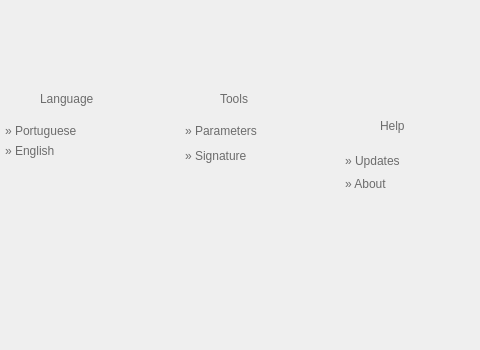
12019/svn.gov.pt, file _src/eidmw/eidgui/mainwnd.ui: the form before one commit; both pictures show x 260 to 740 and y 692 to 1042 of the 925 by 1042 pixel window.
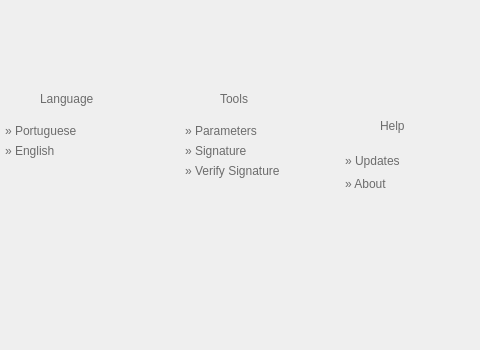
The form after the commit. Icons and pictures are not drawn.

Diff of the .ui file:
```diff
--- a/_src/eidmw/eidgui/mainwnd.ui
+++ b/_src/eidmw/eidgui/mainwnd.ui
@@ -2125,7 +2125,7 @@
      <property name="geometry">
       <rect>
        <x>15</x>
-       <y>70</y>
+       <y>65</y>
        <width>81</width>
        <height>17</height>
       </rect>
@@ -2139,6 +2139,24 @@
       <string>» Signature</string>
      </property>
     </widget>
+    <widget class="QLabel" name="lbl_menuTools_VerifySignature">
+     <property name="geometry">
+      <rect>
+       <x>15</x>
+       <y>85</y>
+       <width>111</width>
+       <height>17</height>
+      </rect>
+     </property>
+     <property name="styleSheet">
+      <string notr="true">background-image: url(:/images/Images/alpha.png);
+color: rgb(108, 108, 108);
+font: 10pt &quot;Arial&quot;;</string>
+     </property>
+     <property name="text">
+      <string>» Verify Signature</string>
+     </property>
+    </widget>
    </widget>
    <widget class="QWidget" name="wdg_submenu_language" native="true">
     <property name="geometry">
```
